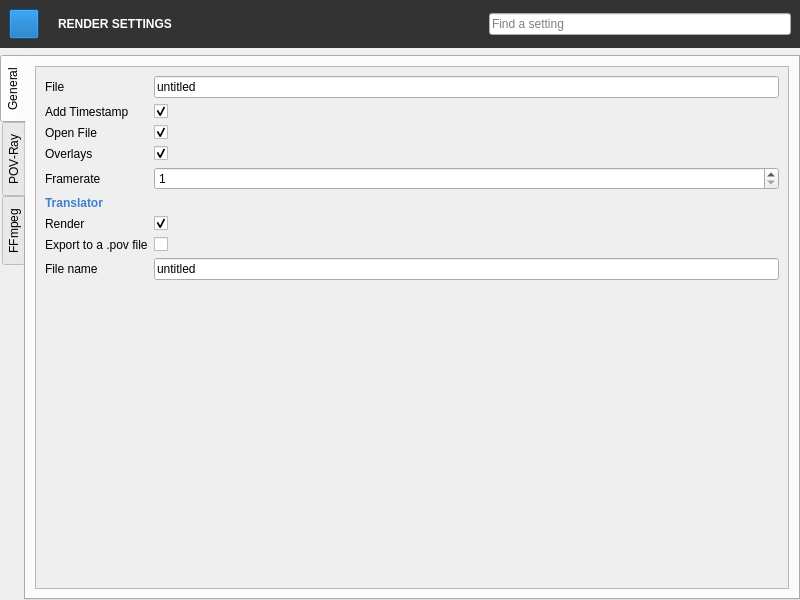
This is QChromosome/rendersettings.ui in Michalaq/ChromosomeVisualizer as Qt 5 draws it before an edit. The edited form follows.
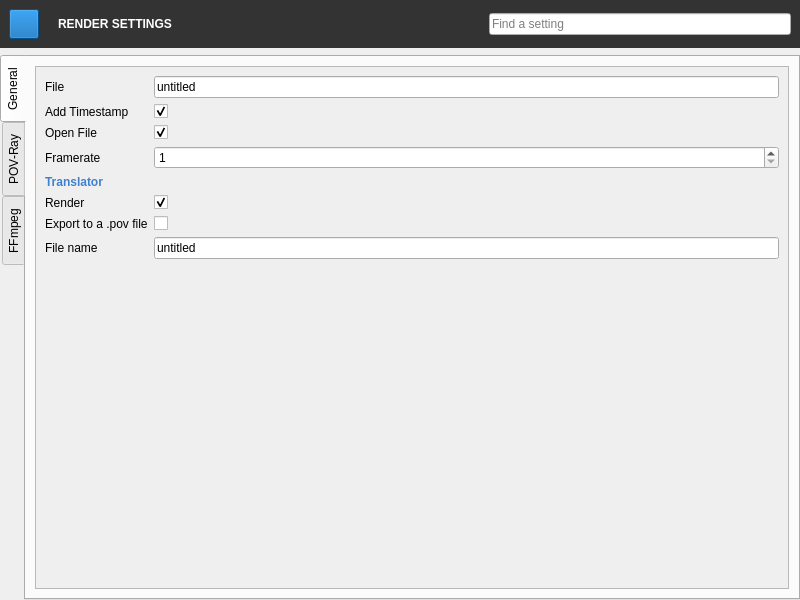
This is the edited form. Icons and pictures are not drawn. Custom widgets are drawn as their Qt base class.

Commit message: Added checkbox to enable/disable overlays

```diff
--- a/QChromosome/rendersettings.ui
+++ b/QChromosome/rendersettings.ui
@@ -426,38 +426,38 @@
             </rect>
            </property>
            <layout class="QGridLayout" name="gridLayout_4">
-            <item row="7" column="1">
-             <widget class="QCheckBox" name="checkBox_3"/>
-            </item>
-            <item row="6" column="1">
-             <widget class="QCheckBox" name="checkBox_2">
-              <property name="checked">
-               <bool>true</bool>
-              </property>
-             </widget>
-            </item>
-            <item row="7" column="0">
+            <item row="6" column="0">
              <widget class="QLabel" name="label_33">
               <property name="text">
                <string>Export to a .pov file</string>
               </property>
              </widget>
             </item>
-            <item row="8" column="0">
+            <item row="7" column="0">
              <widget class="QLabel" name="label_31">
               <property name="text">
                <string>File name</string>
               </property>
              </widget>
             </item>
-            <item row="8" column="1">
+            <item row="6" column="1">
+             <widget class="QCheckBox" name="checkBox_3"/>
+            </item>
+            <item row="5" column="1">
+             <widget class="QCheckBox" name="checkBox_2">
+              <property name="checked">
+               <bool>true</bool>
+              </property>
+             </widget>
+            </item>
+            <item row="7" column="1">
              <widget class="FileEdit" name="lineEdit_3">
               <property name="text">
                <string>untitled</string>
               </property>
              </widget>
             </item>
-            <item row="9" column="0">
+            <item row="8" column="0">
              <spacer name="verticalSpacer_2">
               <property name="orientation">
                <enum>Qt::Vertical</enum>
@@ -519,27 +519,13 @@
              </widget>
             </item>
             <item row="3" column="0">
-             <widget class="QLabel" name="label_27">
-              <property name="text">
-               <string>Overlays</string>
-              </property>
-             </widget>
-            </item>
-            <item row="3" column="1">
-             <widget class="QCheckBox" name="checkBox_4">
-              <property name="checked">
-               <bool>true</bool>
-              </property>
-             </widget>
-            </item>
-            <item row="4" column="0">
              <widget class="QLabel" name="label_26">
               <property name="text">
                <string>Framerate</string>
               </property>
              </widget>
             </item>
-            <item row="4" column="1">
+            <item row="3" column="1">
              <widget class="QSpinBox" name="spinBox">
               <property name="minimum">
                <number>1</number>
@@ -549,7 +535,7 @@
               </property>
              </widget>
             </item>
-            <item row="5" column="0" colspan="2">
+            <item row="4" column="0" colspan="2">
              <widget class="QLabel" name="label_30">
               <property name="styleSheet">
                <string notr="true">	font: bold;
@@ -564,7 +550,7 @@
               </property>
              </widget>
             </item>
-            <item row="6" column="0">
+            <item row="5" column="0">
              <widget class="QLabel" name="label_32">
               <property name="text">
                <string>Render</string>
```
The commit also changes 4 other files.
